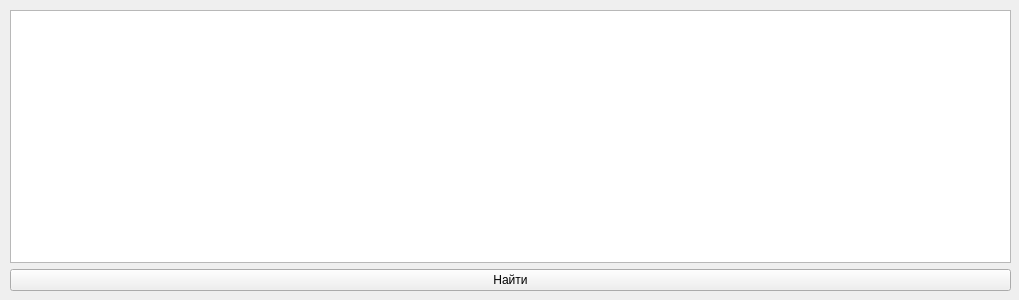
This is MainForm.ui in MrKykypy3ka/yandex_espresso as Qt 5 draws it before an edit. The edited form follows.
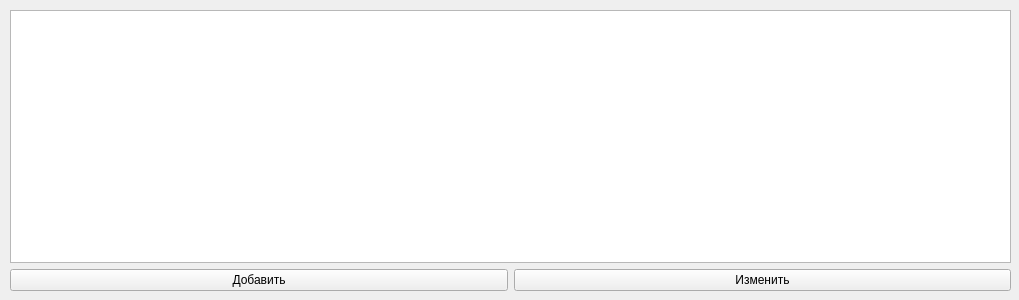
This is the edited form.

```diff
--- a/MainForm.ui
+++ b/MainForm.ui
@@ -33,11 +33,22 @@
      <widget class="QTableWidget" name="tableWidget"/>
     </item>
     <item>
-     <widget class="QPushButton" name="pushButton">
+     <layout class="QHBoxLayout" name="horizontalLayout_2">
+      <item>
+       <widget class="QPushButton" name="addButton">
       <property name="text">
-       <string>Найти</string>
-      </property>
-     </widget>
+         <string>Добавить</string>
+        </property>
+       </widget>
+      </item>
+      <item>
+       <widget class="QPushButton" name="editButton">
+        <property name="text">
+         <string>Изменить</string>
+        </property>
+       </widget>
+      </item>
+     </layout>
     </item>
    </layout>
   </widget>
```
Lines whose indentation alone changed are shown as unchanged.
